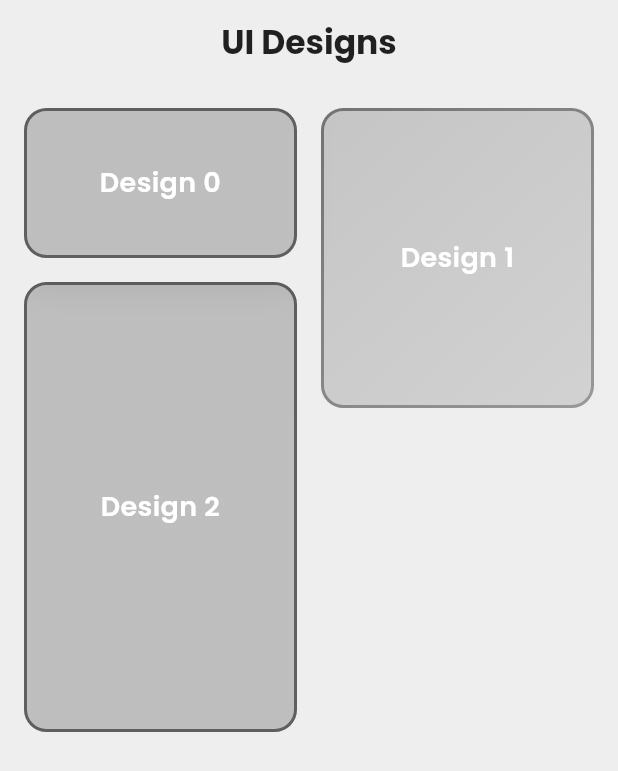
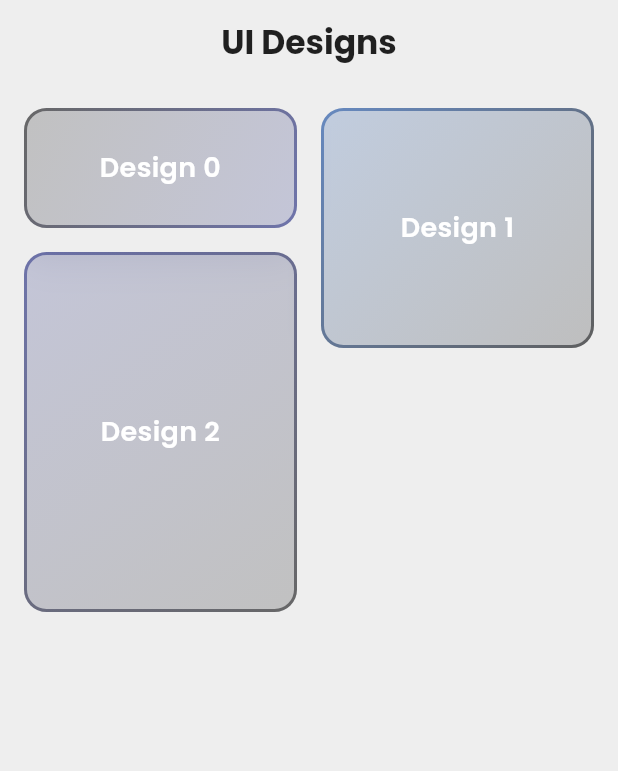
Before and after one commit to chrisokoriedev/uidesign1to100, a Flutter app: the screen it shows after launch, on a phone screen of 412 x 824 dp. Shown: the top 771 px of the screen. Run offline on Flutter 3.47's test engine with Material 3 defaults, Android fonts, the phone set to English and light mode, and no system bars; drawn by our look-alikes of glassmorphism; our stand-ins replace animate_do, flutter_staggered_animations, gap, google_fonts, responsive_sizer.

Commit message:
feat: Update gradient colors in main_const.dart and implement ModernUiTile widget in main_menu_widget.dart

```diff
--- a/lib/pages/main_screen/const/main_const.dart
+++ b/lib/pages/main_screen/const/main_const.dart
@@ -5,17 +5,17 @@ final List<Widget> screen = [DayOne(), Demo(), Demo3()];
 // Minimal gradients in monochrome
 final List<LinearGradient> gradients = [
   const LinearGradient(
-    colors: [Colors.black87, Colors.black54],
-    begin: Alignment.topLeft,
-    end: Alignment.bottomRight,
-  ),
-   LinearGradient(
-    colors: [Colors.grey.shade900, Colors.grey.shade700],
+    colors: [Color(0xFF0D0D0D), Color(0xFF1A237E)], // black → deep indigo
     begin: Alignment.topLeft,
     end: Alignment.bottomRight,
   ),
   const LinearGradient(
-    colors: [Colors.black45, Colors.black26],
+    colors: [Color(0xFF0D47A1), Color(0xFF000000)], // royal blue → black
+    begin: Alignment.topLeft,
+    end: Alignment.bottomRight,
+  ),
+  const LinearGradient(
+    colors: [Color(0xFF1A237E), Color(0xFF0D0D0D)], // indigo → black
     begin: Alignment.topLeft,
     end: Alignment.bottomRight,
   ),
--- /dev/null
+++ b/lib/pages/main_screen/const/main_menu_widget.dart
@@ -0,0 +1,49 @@
+import 'package:uidesign1to100/util/export.dart';
+
+class ModernUiTile extends StatelessWidget {
+  final int index;
+  final double extent;
+  final VoidCallback onTap;
+
+  const ModernUiTile({
+    super.key,
+    required this.index,
+    required this.extent,
+    required this.onTap,
+  });
+
+  @override
+  Widget build(BuildContext context) {
+    return GestureDetector(
+      onTap: onTap,
+      child: GlassmorphicContainer(
+        width: double.infinity,
+        height: extent,
+        borderRadius: 15,
+        blur: 10,
+        alignment: Alignment.bottomCenter,
+        border: 2,
+        linearGradient: gradients[index % gradients.length].withOpacity(0.2),
+        borderGradient: gradients[index % gradients.length].withOpacity(0.5),
+        child: Padding(
+          padding: const EdgeInsets.all(12.0),
+          child: Column(
+            mainAxisAlignment: MainAxisAlignment.center,
+            crossAxisAlignment: CrossAxisAlignment.center,
+            children: [
+              Text(
+                'Design $index',
+                textAlign: TextAlign.center,
+                style: GoogleFonts.poppins(
+                  color: Colors.white,
+                  fontSize: 18,
+                  fontWeight: FontWeight.w600,
+                ),
+              ),
+            ],
+          ),
+        ),
+      ),
+    );
+  }
+}
--- a/lib/pages/main_screen/main_list.dart
+++ b/lib/pages/main_screen/main_list.dart
@@ -6,7 +6,7 @@ class MainListScreen extends StatelessWidget {
   @override
   Widget build(BuildContext context) {
     return Scaffold(
-      backgroundColor: Colors.grey[200], // A slightly off-white background
+      backgroundColor: Colors.grey[200],
       appBar: AppBar(
         centerTitle: true,
         backgroundColor: Colors.transparent,
@@ -19,146 +19,24 @@ class MainListScreen extends StatelessWidget {
           ),
         ),
       ),
-      body: AnimationLimiter( // Sets up the context for staggered animations
-        child: MasonryGridView.count(
+      body: MasonryGridView.count(
         crossAxisCount: 2,
         mainAxisSpacing: 16,
         crossAxisSpacing: 16,
         padding: const EdgeInsets.all(16.0),
         itemCount: screen.length,
         itemBuilder: (context, index) {
-            return AnimationConfiguration.staggeredGrid(
-              position: index,
-              duration: const Duration(milliseconds: 375),
-              columnCount: 2,
-              child: ScaleAnimation( // Each tile will scale in
-                child: FadeInAnimation( // And fade in
-                  child: ModernUiTile(
+          return ModernUiTile(
             index: index,
-                    extent: (index % 3 + 1) * 100.0,
-                    onTap: () => Navigator.push(
+            extent: (index % 3 + 1) * 80.0,
+            onTap:
+                () => Navigator.push(
                   context,
                   MaterialPageRoute(builder: (_) => screen[index]),
-                    ),
-                  ),
-                ),
                 ),
           );
         },
       ),
-      ),
     );
   }
 }
-
-class ModernUiTile extends StatelessWidget {
-  final int index;
-  final double extent;
-  final VoidCallback onTap;
-
-  const ModernUiTile({
-    super.key,
-    required this.index,
-    required this.extent,
-    required this.onTap,
-  });
-
-  @override
-  Widget build(BuildContext context) {
-    return GestureDetector(
-      onTap: onTap,
-      child: GlassmorphicContainer(
-        width: double.infinity,
-        height: extent,
-        borderRadius: 15,
-        blur: 10, // The blur intensity for the "frosted glass"
-        alignment: Alignment.bottomCenter,
-        border: 2,
-        linearGradient: gradients[index % gradients.length].withOpacity(0.2),
-        borderGradient: gradients[index % gradients.length].withOpacity(0.5),
-        child: Padding(
-          padding: const EdgeInsets.all(12.0),
-          child: Column(
-            mainAxisAlignment: MainAxisAlignment.center,
-            crossAxisAlignment: CrossAxisAlignment.center,
-            children: [
-              Text(
-                'Design $index',
-                textAlign: TextAlign.center,
-                style: GoogleFonts.poppins(
-                  color: Colors.white,
-                  fontSize: 18,
-                  fontWeight: FontWeight.w600,
-                ),
-              ),
-            ],
-          ),
-        ),
-      ),
-    );
-  }
-}
-
-// Helper to add opacity to gradients
-extension GradientOpacity on LinearGradient {
-  LinearGradient withOpacity(double opacity) {
-    return LinearGradient(
-      colors: colors.map((c) => c.withOpacityN(opacity)).toList(),
-      begin: begin,
-      end: end,
-    );
-  }
-}
-// class MainListScreen extends StatelessWidget {
-//   const MainListScreen({super.key});
-
-//   @override
-//   Widget build(BuildContext context) {
-//     return Scaffold(
-//       appBar: AppBar(centerTitle: true, title: const Text('UI Designs')),
-//       body: Padding(
-//         padding: EdgeInsets.symmetric(horizontal: 15.sp),
-//         child: MasonryGridView.count(
-//           crossAxisCount: 2,
-//           mainAxisSpacing: 4,
-//           crossAxisSpacing: 4,
-//           itemCount: screen.length,
-//           itemBuilder: (context, index) {
-//             return tile(
-//               index: index,
-//               extent: (index % 3 + 1) * 100,
-//               onTap:
-//                   () => Navigator.push(
-//                     context,
-//                     MaterialPageRoute(builder: (_) => screen[index]),
-//                   ),
-//             );
-//           },
-//         ),
-//       ),
-//     );
-//   }
-// }
-
-// Widget tile({
-//   required int index,
-//   required double extent,
-//   required VoidCallback onTap,
-// }) {
-//   return GestureDetector(
-//     onTap: onTap,
-//     child: Container(
-//       height: extent,
-//       decoration: BoxDecoration(
-//         color: Colors.blue[(index % 9 + 1) * 100],
-//         borderRadius: BorderRadius.circular(10),
-//       ),
-//       child: Center(
-//         child: Text(
-//           'Design $index',
-//           style: TextStyle(color: Colors.white, fontSize: 20),
-//         ),
-//       ),
-//     ),
-//   );
-// }
--- a/lib/util/export.dart
+++ b/lib/util/export.dart
@@ -14,6 +14,8 @@ export 'package:glassmorphism/glassmorphism.dart';
 export 'package:google_fonts/google_fonts.dart';
 export 'package:uidesign1to100/pages/main_screen/const/main_const.dart';
 export 'package:uidesign1to100/util/extension.dart';
+export 'package:uidesign1to100/pages/main_screen/const/main_menu_widget.dart';
+
 
 
 // export '';
--- a/lib/util/extension.dart
+++ b/lib/util/extension.dart
@@ -50,3 +50,14 @@ extension ColorOpacityExtension on Color {
     return withValues(alpha: opacity);
   }
 }
+
+
+extension GradientOpacity on LinearGradient {
+  LinearGradient withOpacity(double opacity) {
+    return LinearGradient(
+      colors: colors.map((c) => c.withOpacityN(opacity)).toList(),
+      begin: begin,
+      end: end,
+    );
+  }
+}
```
Lines whose indentation alone changed are shown as unchanged.
